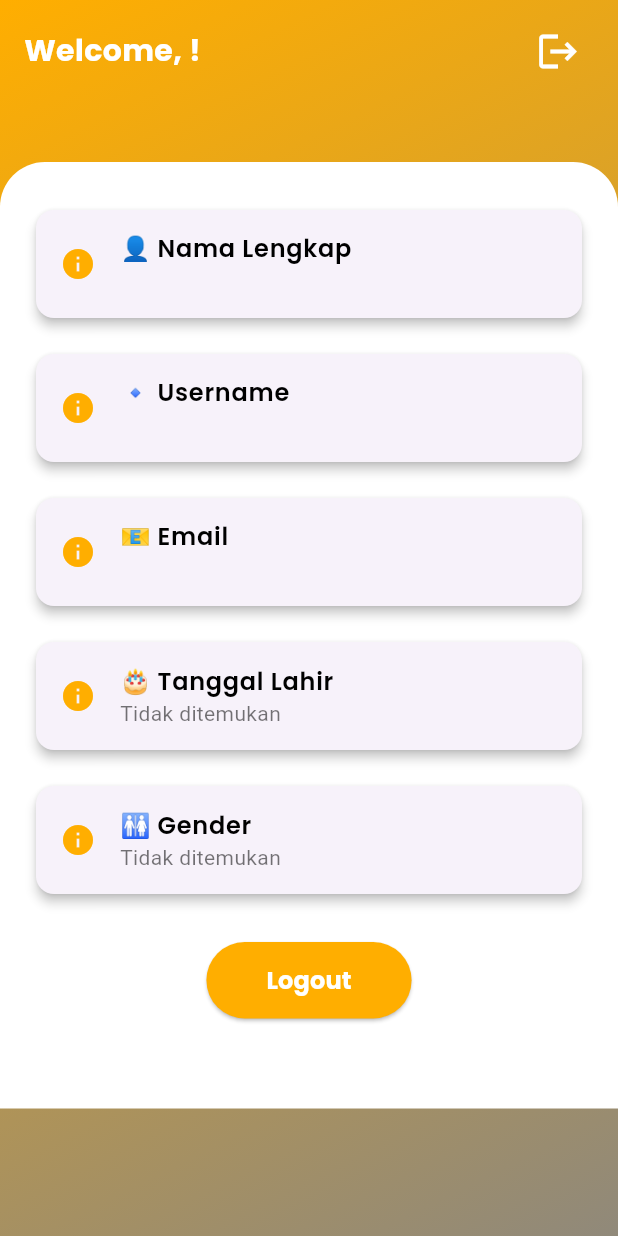
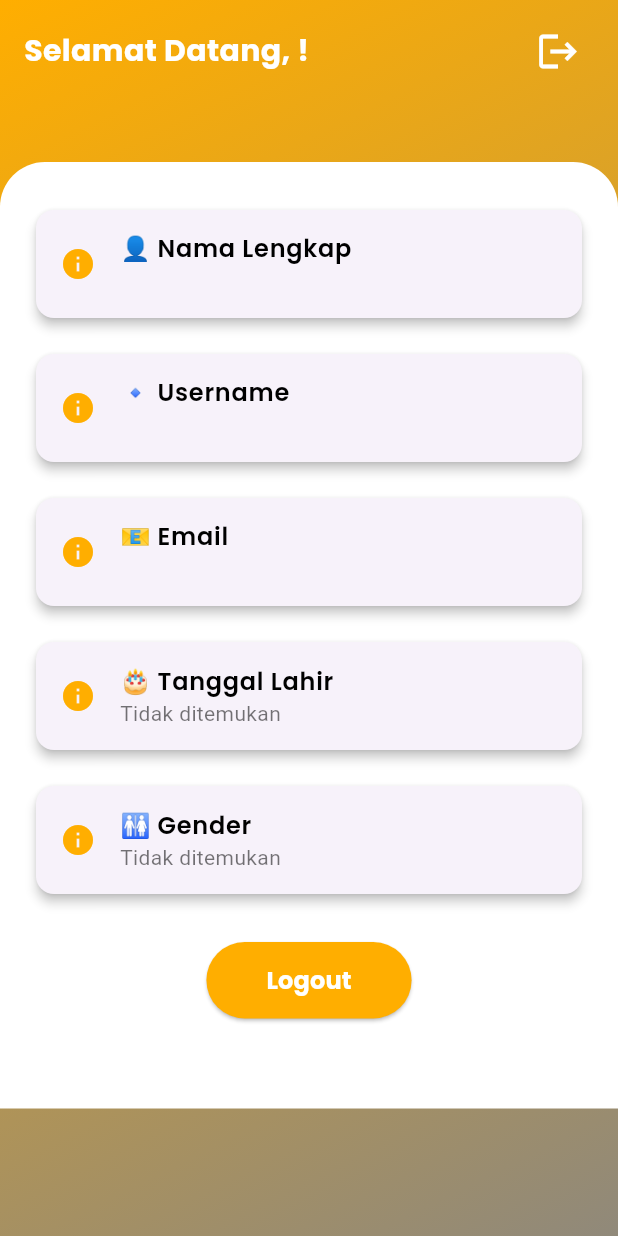
Before and after one commit to HansAgung/ProjectTA-Mob---MathPlay-Gasing-, a Flutter app: the Homepage screen opened directly, on a phone screen of 412 x 824 dp. Run offline on Flutter 3.47's test engine with Material 3 defaults, Android fonts, the phone set to English and light mode, and no system bars; our stand-ins replace shared_preferences; accounts and stored records are empty; network calls fail; Roboto replaces fonts that are missing (Poppins-Regular).

Commit message:
Update Interface Homepage

```diff
--- a/lib/src/features/presentation/Features/homepage.dart
+++ b/lib/src/features/presentation/Features/homepage.dart
@@ -74,7 +74,7 @@ class _HomepageState extends State<Homepage> {
                       mainAxisAlignment: MainAxisAlignment.spaceBetween,
                       children: [
                         Text(
-                          "Welcome, $username!",
+                          "Selamat Datang, $username!",
                           style: const TextStyle(
                             fontSize: 20,
                             fontFamily: 'Poppins-Bold',
```
